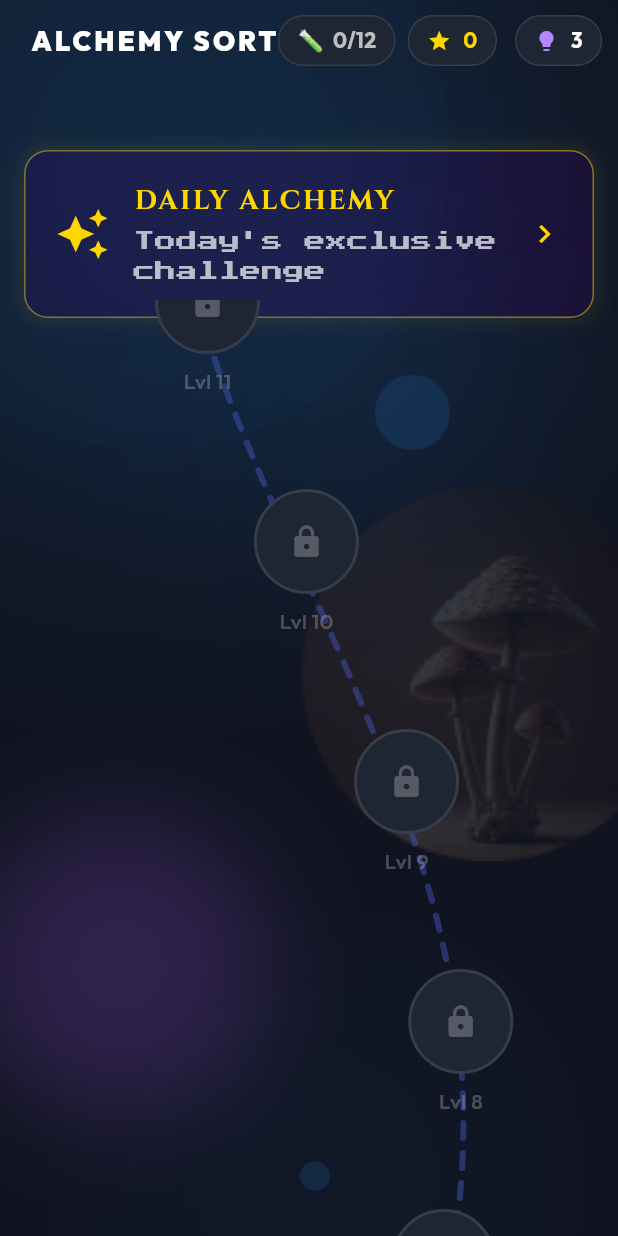
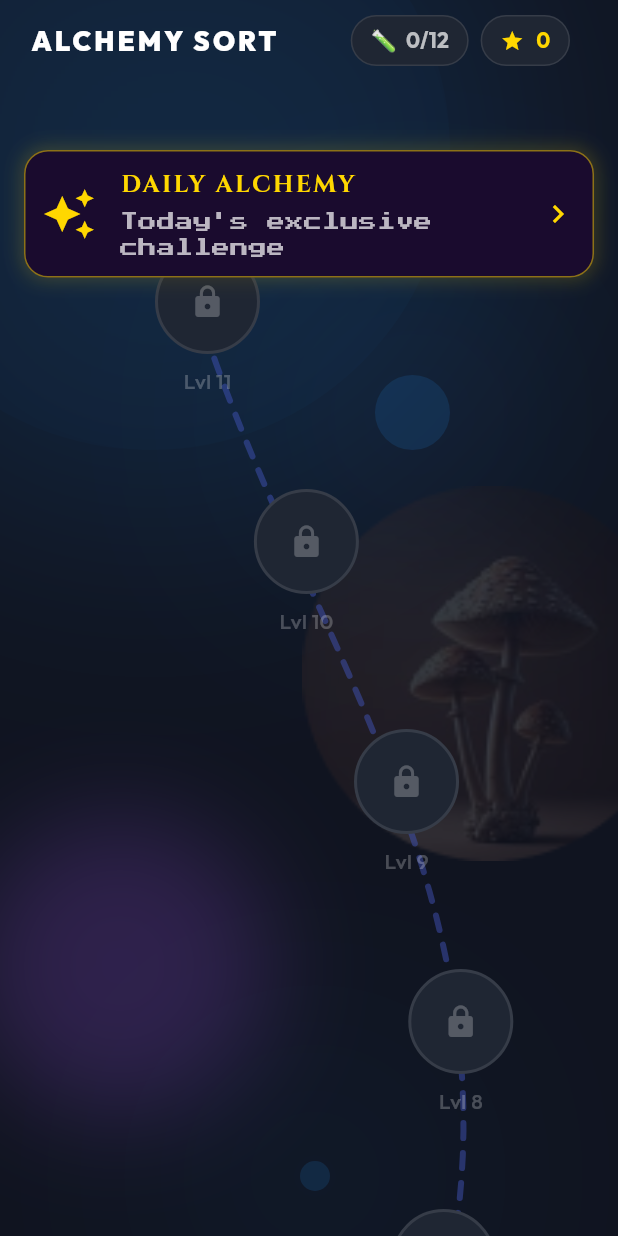
Before and after one commit to abhi5835/Alchemy-Sort, a Flutter app: the screen it shows after launch, scrolled down 1152 dp, on a phone screen of 412 x 824 dp. Run offline on Flutter 3.47's test engine with Material 3 defaults, Android fonts, the phone set to English and light mode, and no system bars; our stand-ins replace drift, equatable, google_fonts, google_mobile_ads, shared_preferences; missing offline and left inert: flame, flame_audio; accounts and stored records are empty; generated files the repository leaves out were written again.

Commit message:
refactor: set render priority for effects, update UI layout padding, and adjust component positioning

```diff
--- a/lib/core/managers/potion_collection_manager.dart
+++ b/lib/core/managers/potion_collection_manager.dart
@@ -1,6 +1,4 @@
-import 'dart:convert';
 import 'package:flutter/foundation.dart';
-import 'package:shared_preferences/shared_preferences.dart';
 import 'game_manager.dart';
 import '../../game/potions/potion_repository.dart';
 import '../../game/models/potion_definition.dart';
--- a/lib/data/local/database/app_database.dart
+++ b/lib/data/local/database/app_database.dart
@@ -39,7 +39,7 @@ LazyDatabase _openConnection() {
 )
 class AppDatabase extends _$AppDatabase {
   AppDatabase() : super(_openConnection());
-  AppDatabase.forTesting(DatabaseConnection connection) : super(connection);
+  AppDatabase.forTesting(DatabaseConnection super.connection);
 
   @override
   int get schemaVersion => 3;
--- a/lib/data/local/database/daos/player_progress_dao.dart
+++ b/lib/data/local/database/daos/player_progress_dao.dart
@@ -8,7 +8,7 @@ part 'player_progress_dao.g.dart';
 @DriftAccessor(tables: [PlayerProgress])
 class PlayerProgressDao extends DatabaseAccessor<AppDatabase>
     with _$PlayerProgressDaoMixin {
-  PlayerProgressDao(AppDatabase db) : super(db);
+  PlayerProgressDao(super.db);
 
   Future<void> ensurePlayerExists() async {
     final count = await select(playerProgress).get();
--- a/lib/data/local/database/daos/potion_collection_dao.dart
+++ b/lib/data/local/database/daos/potion_collection_dao.dart
@@ -7,7 +7,7 @@ part 'potion_collection_dao.g.dart';
 @DriftAccessor(tables: [DiscoveredPotions])
 class PotionCollectionDao extends DatabaseAccessor<AppDatabase>
     with _$PotionCollectionDaoMixin {
-  PotionCollectionDao(AppDatabase db) : super(db);
+  PotionCollectionDao(super.db);
 
   Future<List<DiscoveredPotion>> getAll() {
     return select(discoveredPotions).get();
--- a/lib/data/repositories/daily_alchemy_repository.dart
+++ b/lib/data/repositories/daily_alchemy_repository.dart
@@ -1,5 +1,4 @@
 import '../../game/daily/daily_challenge_generator.dart';
-import '../../game/daily/daily_date_key.dart';
 import '../../game/daily/daily_reward_policy.dart';
 import '../../game/daily/daily_streak_policy.dart';
 import '../../game/models/daily_completion_result.dart';
@@ -41,8 +40,9 @@ class DailyAlchemyRepository {
     return await _db.transaction(() async {
       // 1. Fetch current status
       final record = await _db.dailyAlchemyDao.getByDateKey(dateKey);
-      if (record == null)
+      if (record == null) {
         throw Exception('Daily record not found for $dateKey');
+      }
 
       final firstCompletion = record.status != DailyChallengeStatus.completed;
 
--- a/lib/data/repositories/game_analytics_repository.dart
+++ b/lib/data/repositories/game_analytics_repository.dart
@@ -1,4 +1,3 @@
-import 'package:flutter/foundation.dart';
 import '../../game/analytics/game_analytics_event.dart';
 import '../local/database/app_database.dart';
 
--- a/lib/game/analytics/level_attempt_tracker.dart
+++ b/lib/game/analytics/level_attempt_tracker.dart
@@ -25,9 +25,7 @@ class LevelAttemptTracker {
   }
 
   void resume() {
-    if (_intervalStart == null) {
-      _intervalStart = DateTime.now();
-    }
+    _intervalStart ??= DateTime.now();
   }
 
   Duration get elapsedDuration {
--- a/lib/game/components/effects/combo_text_effect.dart
+++ b/lib/game/components/effects/combo_text_effect.dart
@@ -5,7 +5,9 @@ import 'package:flutter/material.dart';
 class ComboTextEffect extends PositionComponent {
   final int combo;
 
-  ComboTextEffect({required this.combo}) : super(anchor: Anchor.center);
+  ComboTextEffect({required this.combo}) : super(anchor: Anchor.center) {
+    priority = 100; // Ensure it renders above the tubes
+  }
 
   @override
   Future<void> onLoad() async {
--- a/lib/game/components/effects/potion_complete_effect.dart
+++ b/lib/game/components/effects/potion_complete_effect.dart
@@ -5,7 +5,9 @@ import 'package:flutter/material.dart';
 import 'dart:math';
 
 class PotionCompleteEffect extends PositionComponent {
-  PotionCompleteEffect() : super(anchor: Anchor.center);
+  PotionCompleteEffect() : super(anchor: Anchor.center) {
+    priority = 100; // Ensure it renders above the tubes
+  }
 
   @override
   Future<void> onLoad() async {
--- a/lib/game/world/game_world.dart
+++ b/lib/game/world/game_world.dart
@@ -1,4 +1,3 @@
-import 'dart:math';
 import 'dart:math';
 import 'package:flutter/material.dart';
 import 'package:flame/effects.dart';
@@ -7,7 +6,6 @@ import '../../core/constants/app_constants.dart';
 import '../components/tube/tube_component.dart';
 import '../components/tube/tube_logic.dart';
 import '../levels/level_loader.dart';
-// import '../levels/level_model.dart'; // Unused
 import '../levels/level_repository.dart';
 import '../../core/managers/game_manager.dart';
 import '../systems/pour_system.dart';
@@ -111,7 +109,7 @@ class GameWorld extends World with HasGameReference<AlchemyGame> {
         _activeComboText!.removeFromParent();
       }
       _activeComboText = ComboTextEffect(combo: _comboManager.combo);
-      _activeComboText!.position = Vector2(game.size.x / 2, 80);
+      _activeComboText!.position = Vector2.zero();
       add(_activeComboText!);
     }
 
--- a/lib/ui/dialogs/daily_complete_dialog.dart
+++ b/lib/ui/dialogs/daily_complete_dialog.dart
@@ -65,7 +65,7 @@ class _DailyCompleteDialogState extends State<DailyCompleteDialog>
             border: Border.all(color: AppTheme.accentGold, width: 2),
             boxShadow: [
               BoxShadow(
-                color: AppTheme.accentGold.withOpacity(0.3),
+                color: AppTheme.accentGold.withValues(alpha: 0.3),
                 blurRadius: 30,
                 spreadRadius: 5,
               ),
--- a/lib/ui/screens/daily_alchemy_screen.dart
+++ b/lib/ui/screens/daily_alchemy_screen.dart
@@ -109,12 +109,12 @@ class _DailyAlchemyScreenState extends State<DailyAlchemyScreen> {
                 color: AppTheme.surfaceDark,
                 borderRadius: BorderRadius.circular(24),
                 border: Border.all(
-                  color: AppTheme.accentGold.withOpacity(0.3),
+                  color: AppTheme.accentGold.withValues(alpha: 0.3),
                   width: 2,
                 ),
                 boxShadow: [
                   BoxShadow(
-                    color: AppTheme.accentPurple.withOpacity(0.2),
+                    color: AppTheme.accentPurple.withValues(alpha: 0.2),
                     blurRadius: 20,
                     spreadRadius: 5,
                   ),
--- a/lib/ui/screens/level_map_screen.dart
+++ b/lib/ui/screens/level_map_screen.dart
@@ -124,14 +124,46 @@ class LevelMapScreen extends StatelessWidget {
             ),
           ),
 
+          // Scrollable Map
+          Padding(
+            padding: const EdgeInsets.only(top: 100),
+            child: _LevelMapScrollView(levelCount: levelCount),
+          ),
+
+          // Header
+          const _MapHeader(),
+
+          // Banner Ad at the bottom
+          // const Positioned(
+          //   bottom: 0,
+          //   left: 0,
+          //   right: 0,
+          //   child: BannerAdWidget(),
+          // ),
+
           // Daily Alchemy Card
           Padding(
             padding: const EdgeInsets.only(top: 100, left: 16, right: 16),
+            child: Container(
+              decoration: BoxDecoration(
+                color: AppTheme.surfaceDark,
+                borderRadius: BorderRadius.circular(16),
+                border: Border.all(color: AppTheme.accentGold.withValues(alpha: 0.5)),
+                boxShadow: [
+                  BoxShadow(
+                    color: AppTheme.accentGold.withValues(alpha: 0.1),
+                    blurRadius: 10,
+                    spreadRadius: 2,
+                  ),
+                ],
+              ),
               child: InkWell(
                 onTap: () {
                   Navigator.push(
                     context,
-                  MaterialPageRoute(builder: (_) => const DailyAlchemyScreen()),
+                    MaterialPageRoute(
+                      builder: (_) => const DailyAlchemyScreen(),
+                    ),
                   );
                 },
                 borderRadius: BorderRadius.circular(16),
@@ -140,17 +172,17 @@ class LevelMapScreen extends StatelessWidget {
                     color: AppTheme.surfaceDark,
                     borderRadius: BorderRadius.circular(16),
                     border: Border.all(
-                    color: AppTheme.accentGold.withOpacity(0.5),
+                      color: AppTheme.accentGold.withValues(alpha: 0.5),
                     ),
                     boxShadow: [
                       BoxShadow(
-                      color: AppTheme.accentGold.withOpacity(0.1),
+                        color: AppTheme.accentGold.withValues(alpha: 0.1),
                         blurRadius: 10,
                         spreadRadius: 2,
                       ),
                     ],
                   ),
-                padding: const EdgeInsets.all(20),
+                  padding: const EdgeInsets.all(10),
                   child: const Row(
                     children: [
                       Icon(
@@ -168,7 +200,7 @@ class LevelMapScreen extends StatelessWidget {
                               'DAILY ALCHEMY',
                               style: TextStyle(
                                 color: AppTheme.accentGold,
-                              fontSize: 18,
+                                fontSize: 16,
                                 fontWeight: FontWeight.bold,
                                 letterSpacing: 1.5,
                                 fontFamily: 'Cinzel',
@@ -179,7 +211,7 @@ class LevelMapScreen extends StatelessWidget {
                               "Today's exclusive challenge",
                               style: TextStyle(
                                 color: Colors.white70,
-                              fontSize: 14,
+                                fontSize: 12,
                               ),
                             ),
                           ],
@@ -191,23 +223,7 @@ class LevelMapScreen extends StatelessWidget {
                 ),
               ),
             ),
-
-          // Scrollable Map
-          Padding(
-            padding: const EdgeInsets.only(top: 200),
-            child: _LevelMapScrollView(levelCount: levelCount),
           ),
-
-          // Header
-          const _MapHeader(),
-
-          // Banner Ad at the bottom
-          // const Positioned(
-          //   bottom: 0,
-          //   left: 0,
-          //   right: 0,
-          //   child: BannerAdWidget(),
-          // ),
         ],
       ),
     );
@@ -309,32 +325,32 @@ class _MapHeader extends StatelessWidget {
             const SizedBox(width: 12),
 
             // Hint Balance
-            Container(
-              padding: const EdgeInsets.symmetric(horizontal: 12, vertical: 6),
-              decoration: BoxDecoration(
-                color: const Color(0xFF1F2633),
-                borderRadius: BorderRadius.circular(20),
-                border: Border.all(color: Colors.white10),
-              ),
-              child: Row(
-                children: [
-                  const Icon(
-                    Icons.lightbulb,
-                    color: Color(0xFFB388FF),
-                    size: 16,
-                  ),
-                  const SizedBox(width: 8),
-                  Text(
-                    '3',
-                    style: GoogleFonts.outfit(
-                      color: Colors.white,
-                      fontSize: 14,
-                      fontWeight: FontWeight.bold,
-                    ),
-                  ),
-                ],
-              ),
-            ),
+            // Container(
+            //   padding: const EdgeInsets.symmetric(horizontal: 12, vertical: 6),
+            //   decoration: BoxDecoration(
+            //     color: const Color(0xFF1F2633),
+            //     borderRadius: BorderRadius.circular(20),
+            //     border: Border.all(color: Colors.white10),
+            //   ),
+            //   child: Row(
+            //     children: [
+            //       const Icon(
+            //         Icons.lightbulb,
+            //         color: Color(0xFFB388FF),
+            //         size: 16,
+            //       ),
+            //       const SizedBox(width: 8),
+            //       Text(
+            //         '3',
+            //         style: GoogleFonts.outfit(
+            //           color: Colors.white,
+            //           fontSize: 14,
+            //           fontWeight: FontWeight.bold,
+            //         ),
+            //       ),
+            //     ],
+            //   ),
+            // ),
           ],
         ),
       ),
```
Also changed, not shown: lib/ui/screens/game_screen.dart (+16 -20 lines), 1 other file. Lines whose indentation alone changed are shown as unchanged.
